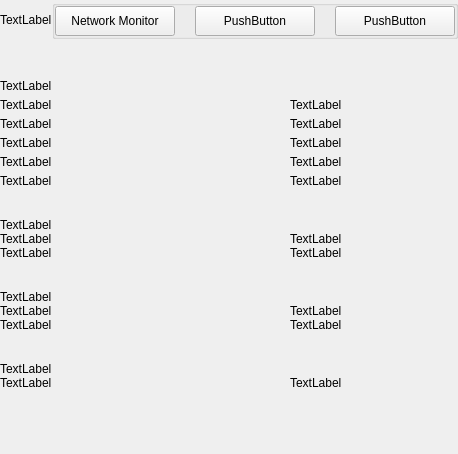
First picture: the form in src/qt/vitae/settings/forms/settingsinformationwidget.ui, repository VitaeTeam/Vitae, before the edit.
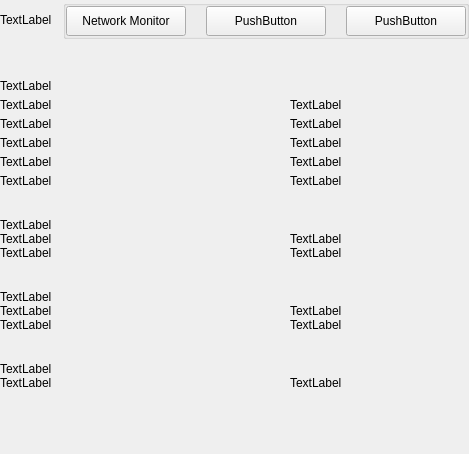
Second picture: the form after the edit.

Commit message: [GUI] settings duplicate option name changed.

Patch:
```diff
--- a/src/qt/vitae/settings/forms/settingsinformationwidget.ui
+++ b/src/qt/vitae/settings/forms/settingsinformationwidget.ui
@@ -6,7 +6,7 @@
    <rect>
     <x>0</x>
     <y>0</y>
-    <width>400</width>
+    <width>469</width>
     <height>454</height>
    </rect>
   </property>
@@ -335,6 +335,9 @@
                <property name="text">
                 <string>TextLabel</string>
                </property>
+               <property name="wordWrap">
+                <bool>true</bool>
+               </property>
               </widget>
              </item>
             </layout>
```
The commit also changes 1 other file.
